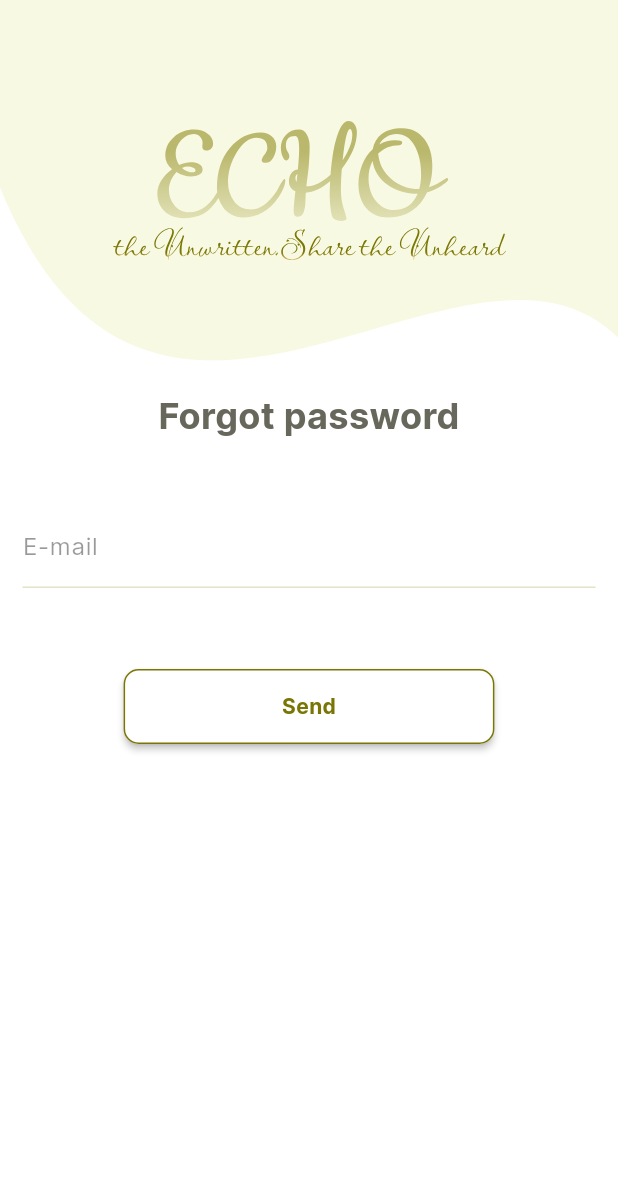
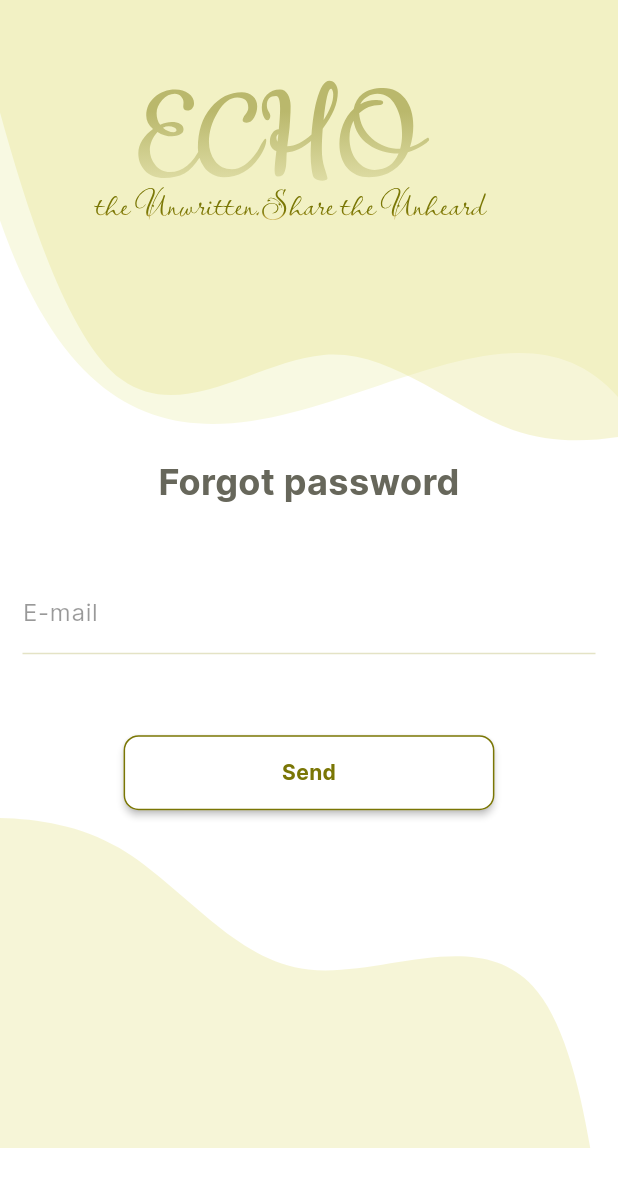
Before and after one commit to Abhishekbagdiya01/Echo, a Flutter app: the screen it shows after launch, after a tap on "Forget password ?", on a phone screen of 412 x 824 dp. Shown: the top 1187 px of the screen. Run offline on Flutter 3.47's test engine with Material 2 defaults, Android fonts, the phone set to English and light mode, and no system bars; our stand-ins replace flutter_svg.

Commit message:
user onboarding completed

```diff
--- a/lib/screens/splash_screen/splash_screen.dart
+++ b/lib/screens/splash_screen/splash_screen.dart
@@ -2,7 +2,7 @@ import 'dart:async';
 
 import 'package:echo/screens/user_onboarding/login_screen.dart';
 import 'package:flutter/material.dart';
-import 'package:flutter_svg/flutter_svg.dart';
+
 
 import '../../widgets/logo.dart';
 
@@ -30,10 +30,6 @@ class _SplashScreenState extends State<SplashScreen> {
   @override
   Widget build(BuildContext context) {
     return Scaffold(
-      // body: EchoLogo(
-      //     titleSize: 100,
-      //     descSize: 30,
-      //     height: MediaQuery.of(context).size.height * 0.15),
       body: EchoLogo(),
     );
   }
--- a/lib/screens/user_onboarding/forgot_password_screen.dart
+++ b/lib/screens/user_onboarding/forgot_password_screen.dart
@@ -9,14 +9,17 @@ import '../../widgets/custom_button.dart';
 
 class ForgotPasswordScreen extends StatelessWidget {
   ForgotPasswordScreen({super.key});
-  TextEditingController emailController = TextEditingController();
+  final emailController = TextEditingController();
   @override
   Widget build(BuildContext context) {
     return Scaffold(
       backgroundColor: Colors.white,
-      body: Column(
+      resizeToAvoidBottomInset: false,
+      body: SingleChildScrollView(
+        child: Column(
+          mainAxisAlignment: MainAxisAlignment.spaceAround,
           children: [
-          CustomShape(height: 250),
+            UpperShape(),
             SizedBox(
               height: 10,
             ),
@@ -56,7 +59,9 @@ class ForgotPasswordScreen extends StatelessWidget {
                 }
               },
             ),
+            BottomShape()
           ],
+        ),
       ),
     );
   }
--- a/lib/screens/user_onboarding/login_screen.dart
+++ b/lib/screens/user_onboarding/login_screen.dart
@@ -1,5 +1,4 @@
 import 'package:echo/route/page_const.dart';
-import 'package:echo/screens/user_onboarding/forgot_password_screen.dart';
 import 'package:echo/screens/user_onboarding/signup_screen.dart';
 import 'package:echo/screens/user_onboarding/widgets/custom_shape.dart';
 import 'package:echo/screens/user_onboarding/widgets/form_field.dart';
@@ -11,8 +10,8 @@ import 'package:flutter/material.dart';
 import '../../widgets/custom_button.dart';
 
 class LoginScreen extends StatelessWidget {
-  TextEditingController usernameController = TextEditingController();
-  TextEditingController passwordController = TextEditingController();
+  final usernameController = TextEditingController();
+  final passwordController = TextEditingController();
   @override
   Widget build(BuildContext context) {
     final width = MediaQuery.of(context).size.width;
@@ -21,7 +20,7 @@ class LoginScreen extends StatelessWidget {
       body: SingleChildScrollView(
         child: Column(
           children: [
-            CustomShape(height: 250),
+            UpperShape(),
             Text("Welcome back!",
                 style: interTextStyle(
                     color: Color.fromARGB(255, 103, 103, 91),
@@ -92,7 +91,8 @@ class LoginScreen extends StatelessWidget {
                   ),
                 ],
               ),
-            )
+            ),
+            BottomShape()
           ],
         ),
       ),
--- a/lib/screens/user_onboarding/signup_screen.dart
+++ b/lib/screens/user_onboarding/signup_screen.dart
@@ -36,7 +36,7 @@ class _SignUpScreenState extends State<SignUpScreen> {
       body: SingleChildScrollView(
         child: Column(
           children: [
-            CustomShape(height: 200),
+            UpperShape(),
             Text("Create Account",
                 style: interTextStyle(
                     color: Color.fromARGB(255, 103, 103, 91),
--- a/lib/screens/user_onboarding/widgets/custom_shape.dart
+++ b/lib/screens/user_onboarding/widgets/custom_shape.dart
@@ -1,22 +1,46 @@
 import 'package:flutter/material.dart';
+import 'package:flutter_svg/svg.dart';
 
 import '../../../widgets/logo.dart';
 
-class CustomShape extends StatelessWidget {
-  CustomShape({
-    required this.height,
+class UpperShape extends StatelessWidget {
+  UpperShape({
     super.key,
   });
-  double height;
+
   @override
   Widget build(BuildContext context) {
     return CustomPaint(
       painter: CustomShapePainter(),
-      child: Container(
-        height: height,
-        child: EchoLogo(),
-        // EchoLogo(titleSize: 50, descSize: 25)
+      child: Stack(
+        children: [
+          SizedBox(
+            child: SvgPicture.asset(
+              "assets/images/upper_shape.svg",
+              // height: MediaQuery.sizeOf(context).height * .30,
+              width: MediaQuery.sizeOf(context).width,
+            ),
+          ),
+          Positioned(
+              top: MediaQuery.sizeOf(context).height * 0.05,
+              left: MediaQuery.sizeOf(context).width * 0.15,
+              child: EchoLogo())
+        ],
       ),
+    );
+  }
+}
+
+class BottomShape extends StatelessWidget {
+  const BottomShape({
+    super.key,
+  });
+
+  @override
+  Widget build(BuildContext context) {
+    return SvgPicture.asset(
+      "assets/images/bottom_shape.svg",
+      width: MediaQuery.sizeOf(context).width,
     );
   }
 }
--- a/lib/widgets/custom_button.dart
+++ b/lib/widgets/custom_button.dart
@@ -9,8 +9,8 @@ class CustomButton extends StatelessWidget {
     required this.title,
     super.key,
   });
-  VoidCallback voidCallback;
-  String title;
+  final VoidCallback voidCallback;
+  final String title;
   @override
   Widget build(BuildContext context) {
     return InkWell(
```
Also changed, not shown: lib/screens/user_onboarding/otp_code_screen.dart (+7 -6 lines), lib/screens/user_onboarding/set_new_password_screen.dart (+9 -8 lines), assets/images/bottom_shape.svg (added), assets/images/upper_shape.svg (added). Lines whose indentation alone changed are shown as unchanged.
